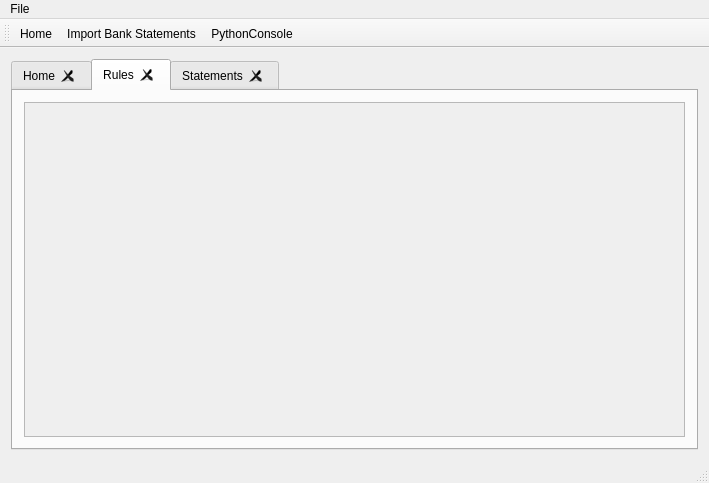
This is Platan/PlatanUI/mainwindow.ui in agabor/platan as Qt 5 draws it before an edit. The edited form follows.
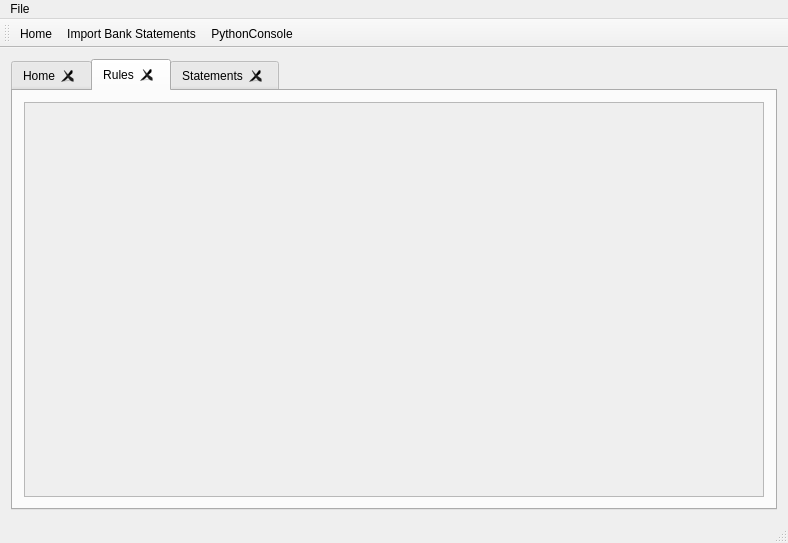
This is the edited form. The open tabs and pages were chosen to show the change. Icons and pictures are not drawn. Custom widgets are drawn as their Qt base class.

```diff
--- a/Platan/PlatanUI/mainwindow.ui
+++ b/Platan/PlatanUI/mainwindow.ui
@@ -6,8 +6,8 @@
    <rect>
     <x>0</x>
     <y>0</y>
-    <width>709</width>
-    <height>483</height>
+    <width>788</width>
+    <height>543</height>
    </rect>
   </property>
   <property name="windowTitle">
@@ -75,8 +75,8 @@
             <rect>
              <x>0</x>
              <y>0</y>
-             <width>667</width>
-             <height>331</height>
+             <width>98</width>
+             <height>28</height>
             </rect>
            </property>
           </widget>
@@ -103,7 +103,7 @@
     <rect>
      <x>0</x>
      <y>0</y>
-     <width>709</width>
+     <width>788</width>
      <height>19</height>
     </rect>
    </property>
```
